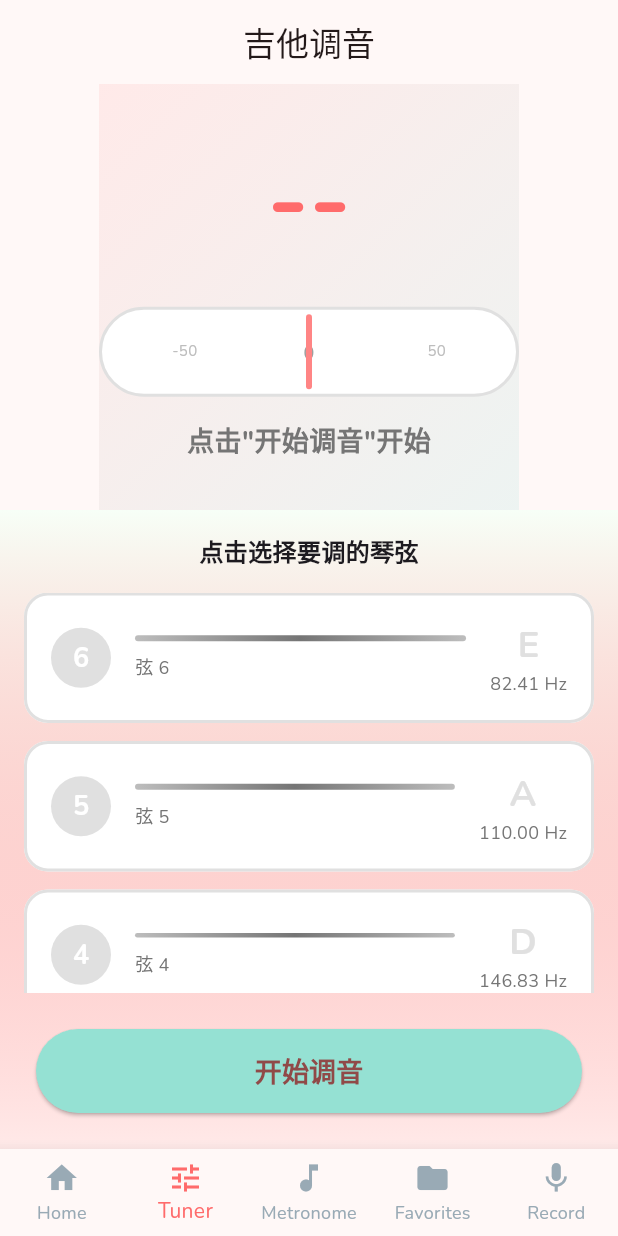
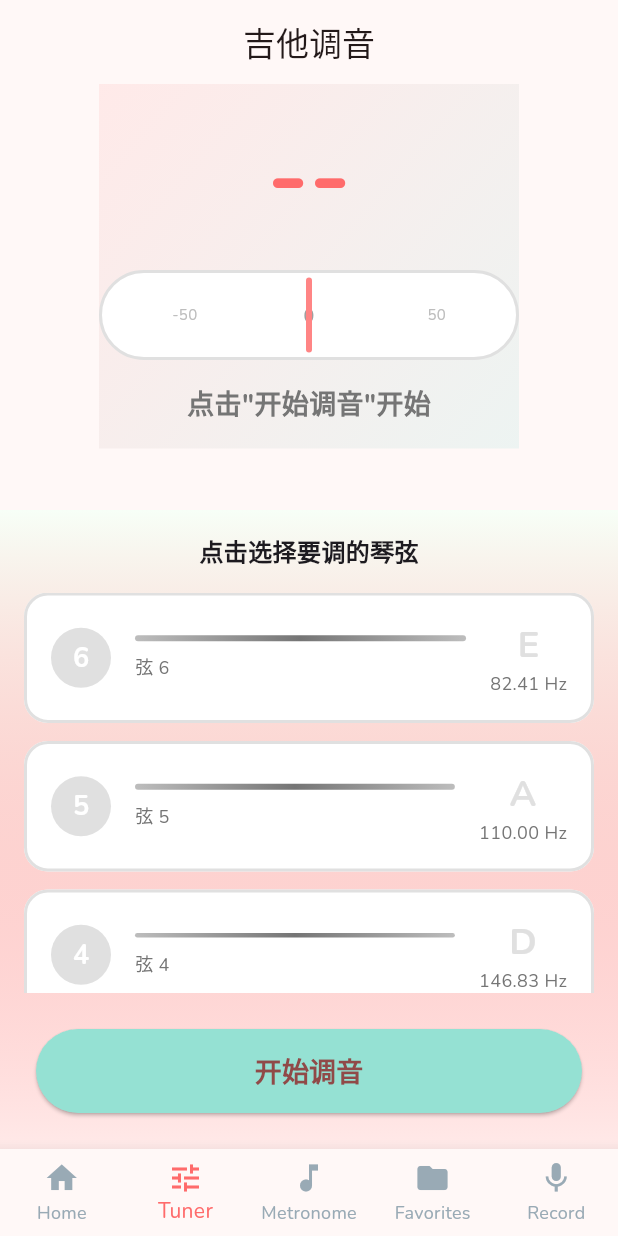
Before and after one commit to Zhou-Joe/guitaAssistant, a Flutter app: the screen it shows after launch, item 2 of the bottom bar chosen, on a phone screen of 412 x 824 dp. Run offline on Flutter 3.47's test engine with Material 3 defaults, Android fonts, the phone set to English and light mode, and no system bars; our stand-ins replace google_fonts, hive, hive_flutter, permission_handler; missing offline and left inert: flutter_detect_pitch, metronome, record; accounts and stored records are empty.

Commit message:
fix: handle permanently denied microphone permission
- Move permission request to TunerProvider.startListening()
- Open app settings automatically when permission is permanently denied
- Show user-friendly message directing user to enable microphone in settings
- Fix TunerDisplay overflow by wrapping in SingleChildScrollView

When permission is permanently denied on iOS, the app now
automatically opens the settings page so the user can enable
microphone permission manually.

```diff
--- a/lib/screens/tuner/widgets/tuner_display.dart
+++ b/lib/screens/tuner/widgets/tuner_display.dart
@@ -27,7 +27,8 @@ class TunerDisplay extends StatelessWidget {
 
   @override
   Widget build(BuildContext context) {
-    return Container(
+    return SingleChildScrollView(
+      child: Container(
         decoration: BoxDecoration(
           gradient: LinearGradient(
             begin: Alignment.topLeft,
@@ -41,6 +42,7 @@ class TunerDisplay extends StatelessWidget {
         child: Column(
           mainAxisAlignment: MainAxisAlignment.center,
           children: [
+            const SizedBox(height: 16),
             // 目标音符显示
             if (selectedStringNote != null) ...[
               Text(
@@ -72,7 +74,7 @@ class TunerDisplay extends StatelessWidget {
                 ),
               ),
             ],
-          const SizedBox(height: 24),
+            const SizedBox(height: 16),
             // 音高偏差指示器
             _buildPitchDeviationIndicator(),
             const SizedBox(height: 16),
@@ -80,10 +82,12 @@ class TunerDisplay extends StatelessWidget {
             _buildStatusText(context),
             // 动画环
             if (isListening) ...[
-            const SizedBox(height: 24),
+              const SizedBox(height: 16),
               _buildAnimatedRing(),
             ],
+            const SizedBox(height: 16),
           ],
+        ),
       ),
     );
   }
```
Also changed, not shown: lib/providers/tuner_provider.dart (+37 -4 lines). Lines whose indentation alone changed are shown as unchanged.
